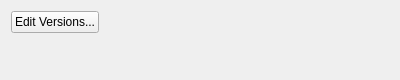
Before: the Qt Designer form core/ui/settings_apps_ui.ui in mjbonnington/icarus-gps, drawn with Qt 5.
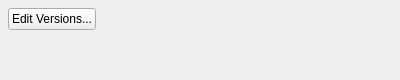
After: the same form once the commit is applied.

Commit message: Improved settings panel UIs

```diff
--- a/core/ui/settings_apps_ui.ui
+++ b/core/ui/settings_apps_ui.ui
@@ -20,6 +20,12 @@
    <property name="fieldGrowthPolicy">
     <enum>QFormLayout::ExpandingFieldsGrow</enum>
    </property>
+   <property name="labelAlignment">
+    <set>Qt::AlignRight|Qt::AlignTrailing|Qt::AlignVCenter</set>
+   </property>
+   <property name="margin">
+    <number>8</number>
+   </property>
    <item row="0" column="0">
     <widget class="QPushButton" name="appPaths_pushButton">
      <property name="text">
```
The commit also changes 14 other files.
